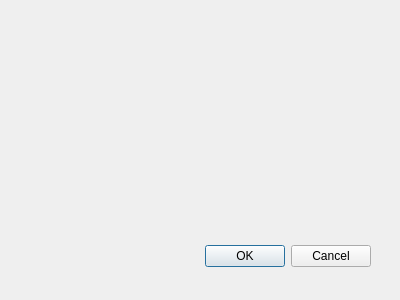
Old version of the form cctwqt/cctwqtsetupcomparedialog.ui in the repository guyjennings/cctw.
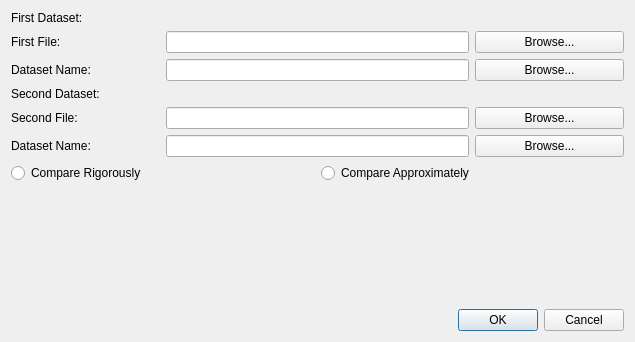
New version of the form.

Commit message: More compare dataset gui Compare dataset command object created

```diff
--- a/cctwqt/cctwqtsetupcomparedialog.ui
+++ b/cctwqt/cctwqtsetupcomparedialog.ui
@@ -6,29 +6,134 @@
    <rect>
     <x>0</x>
     <y>0</y>
-    <width>400</width>
-    <height>300</height>
+    <width>635</width>
+    <height>342</height>
    </rect>
   </property>
   <property name="windowTitle">
    <string>Compare two HDF5 datasets...</string>
   </property>
-  <widget class="QDialogButtonBox" name="buttonBox">
-   <property name="geometry">
-    <rect>
-     <x>30</x>
-     <y>240</y>
-     <width>341</width>
-     <height>32</height>
-    </rect>
-   </property>
-   <property name="orientation">
-    <enum>Qt::Horizontal</enum>
-   </property>
-   <property name="standardButtons">
-    <set>QDialogButtonBox::Cancel|QDialogButtonBox::Ok</set>
-   </property>
-  </widget>
+  <layout class="QGridLayout" name="gridLayout">
+   <item row="0" column="0">
+    <widget class="QLabel" name="label">
+     <property name="text">
+      <string>First Dataset:</string>
+     </property>
+    </widget>
+   </item>
+   <item row="1" column="0">
+    <widget class="QLabel" name="label_2">
+     <property name="text">
+      <string>First File:</string>
+     </property>
+    </widget>
+   </item>
+   <item row="1" column="1" colspan="2">
+    <widget class="QLineEdit" name="m_FileName1"/>
+   </item>
+   <item row="1" column="3">
+    <widget class="QPushButton" name="m_BrowseFile1">
+     <property name="text">
+      <string>Browse...</string>
+     </property>
+    </widget>
+   </item>
+   <item row="2" column="0">
+    <widget class="QLabel" name="label_3">
+     <property name="text">
+      <string>Dataset Name:</string>
+     </property>
+    </widget>
+   </item>
+   <item row="2" column="1" colspan="2">
+    <widget class="QLineEdit" name="m_DatasetName1"/>
+   </item>
+   <item row="2" column="3">
+    <widget class="QPushButton" name="m_BrowseDataset1">
+     <property name="text">
+      <string>Browse...</string>
+     </property>
+    </widget>
+   </item>
+   <item row="3" column="0">
+    <widget class="QLabel" name="label_4">
+     <property name="text">
+      <string>Second Dataset:</string>
+     </property>
+    </widget>
+   </item>
+   <item row="4" column="0">
+    <widget class="QLabel" name="label_5">
+     <property name="text">
+      <string>Second File:</string>
+     </property>
+    </widget>
+   </item>
+   <item row="4" column="1" colspan="2">
+    <widget class="QLineEdit" name="m_FileName2"/>
+   </item>
+   <item row="4" column="3">
+    <widget class="QPushButton" name="m_BrowseFile2">
+     <property name="text">
+      <string>Browse...</string>
+     </property>
+    </widget>
+   </item>
+   <item row="5" column="0">
+    <widget class="QLabel" name="label_6">
+     <property name="text">
+      <string>Dataset Name:</string>
+     </property>
+    </widget>
+   </item>
+   <item row="5" column="1" colspan="2">
+    <widget class="QLineEdit" name="m_DatasetName2"/>
+   </item>
+   <item row="5" column="3">
+    <widget class="QPushButton" name="m_BrowseDataset2">
+     <property name="text">
+      <string>Browse...</string>
+     </property>
+    </widget>
+   </item>
+   <item row="6" column="0" colspan="2">
+    <widget class="QRadioButton" name="m_CompareRigorously">
+     <property name="text">
+      <string>Compare Rigorously</string>
+     </property>
+    </widget>
+   </item>
+   <item row="6" column="2" colspan="2">
+    <widget class="QRadioButton" name="m_CompareApproximately">
+     <property name="text">
+      <string>Compare Approximately</string>
+     </property>
+    </widget>
+   </item>
+   <item row="7" column="0" colspan="4">
+    <spacer name="verticalSpacer">
+     <property name="orientation">
+      <enum>Qt::Vertical</enum>
+     </property>
+     <property name="sizeHint" stdset="0">
+      <size>
+       <width>608</width>
+       <height>51</height>
+      </size>
+     </property>
+    </spacer>
+   </item>
+   <item row="8" column="0" colspan="4">
+    <widget class="QDialogButtonBox" name="buttonBox">
+     <property name="orientation">
+      <enum>Qt::Horizontal</enum>
+     </property>
+     <property name="standardButtons">
+      <set>QDialogButtonBox::Cancel|QDialogButtonBox::Ok</set>
+     </property>
+    </widget>
+   </item>
+  </layout>
  </widget>
  <resources/>
  <connections>
```
The commit also changes 8 other files.
